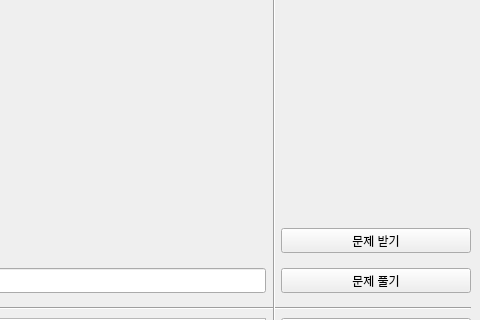
Before: the Qt Designer form tonghap.ui in Education-project-iot-AI/education-app, drawn with Qt 5; both pictures show x 544 to 1024 and y 252 to 572 of the 1024 by 768 pixel window.
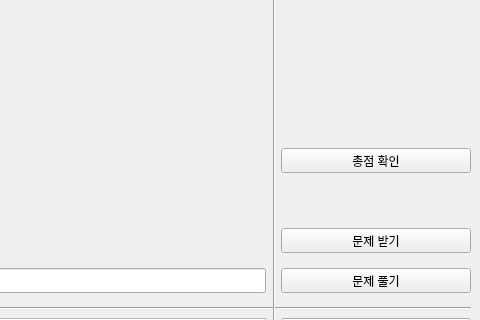
After: the same form once the commit is applied. The open tabs and pages were chosen to show the change.

The edit to the form file:
```diff
--- a/tonghap.ui
+++ b/tonghap.ui
@@ -1602,6 +1602,19 @@
        <enum>Qt::Vertical</enum>
       </property>
      </widget>
+     <widget class="QPushButton" name="btn_s_quiz_point">
+      <property name="geometry">
+       <rect>
+        <x>825</x>
+        <y>400</y>
+        <width>190</width>
+        <height>25</height>
+       </rect>
+      </property>
+      <property name="text">
+       <string>총점 확인</string>
+      </property>
+     </widget>
     </widget>
     <widget class="QWidget" name="page_11">
      <widget class="QLabel" name="label_37">
```
Left out of the diff: 2 changed lines with no effect on the pictures.
